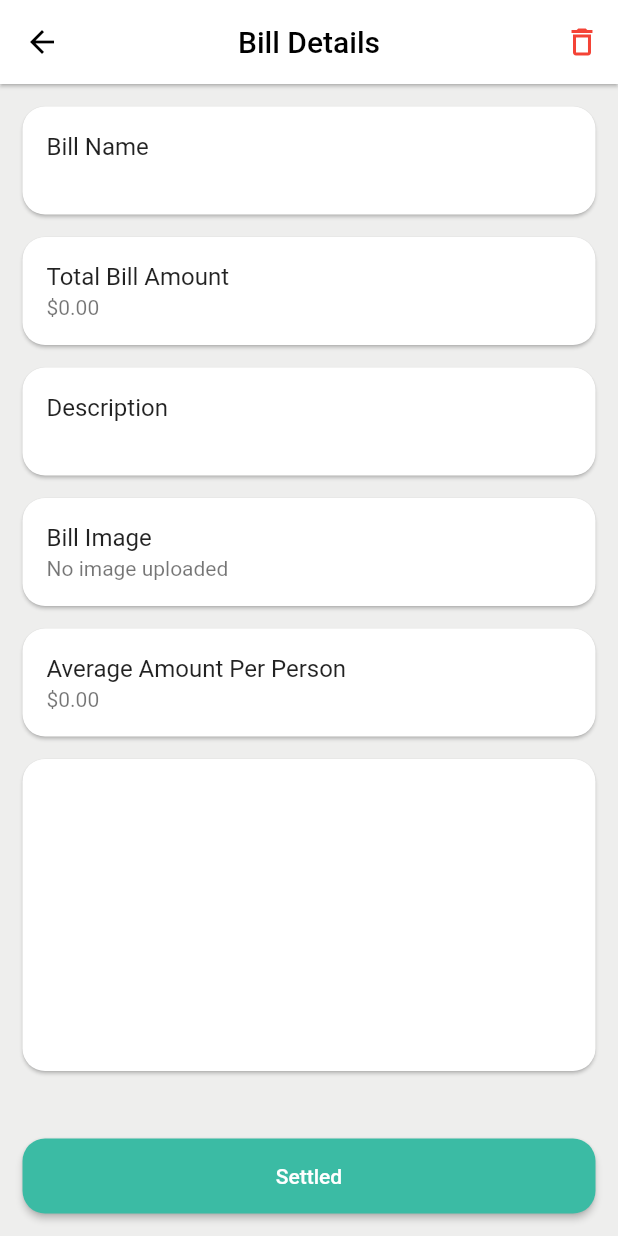
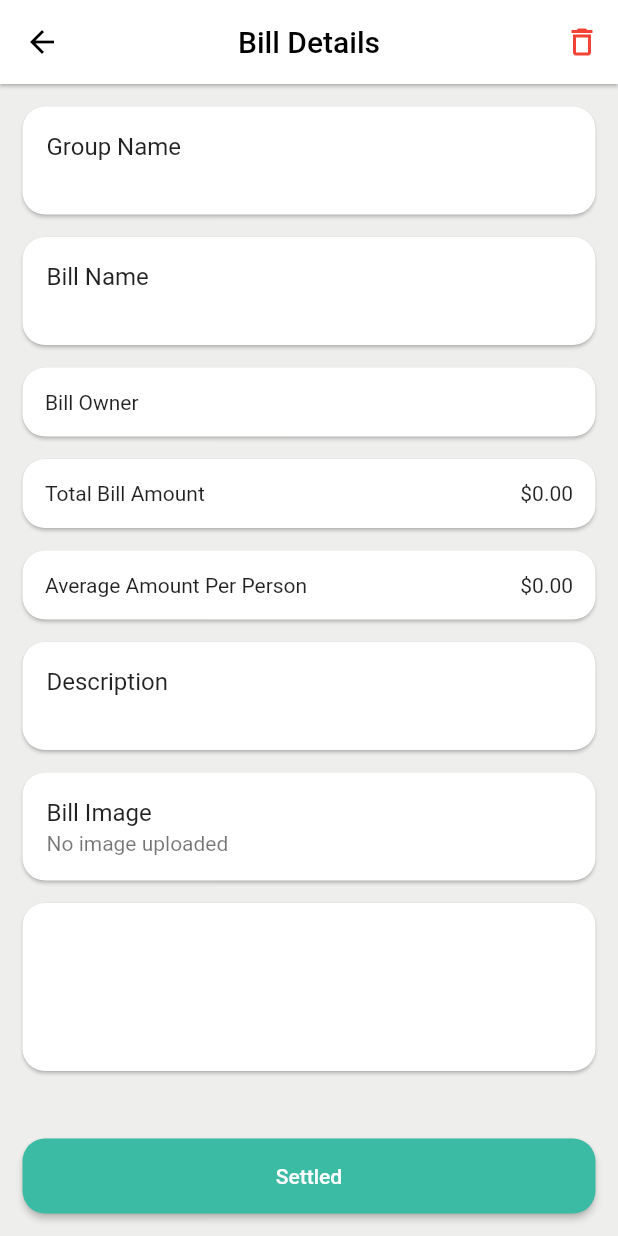
Before and after one commit to jakura987/ModernSpiltBill, a Flutter app: the BillDetailPage screen opened directly with empty values, on a phone screen of 412 x 824 dp. Run offline on Flutter 3.47's test engine with Material 2 defaults, Android fonts, the phone set to English and light mode, and no system bars; our stand-ins replace cloud_firestore, firebase_auth, firebase_core, firebase_storage, fl_chart, flutter_image_compress and 2 more; accounts and stored records are empty.

Commit message:
add shake detect & bill owner

```diff
--- a/lib/main_module/bill_detail_page.dart
+++ b/lib/main_module/bill_detail_page.dart
@@ -18,16 +18,22 @@ class BillDetailPage extends StatelessWidget {
         content: Text("Are you sure you want to delete this bill?"),
         actions: [
           TextButton(
-            child: Text("Cancel", style: TextStyle(color: Palette.secondaryColor)),
+            child:
+                Text("Cancel", style: TextStyle(color: Palette.secondaryColor)),
             onPressed: () {
-              Navigator.pop(context, false); // Returns false to the calling method
+              Navigator.pop(
+                  context, false); // Returns false to the calling method
             },
           ),
           TextButton(
             child: Text("Delete", style: TextStyle(color: Colors.red)),
             onPressed: () async {
-              await FirebaseFirestore.instance.collection('bills').doc(bill.documentId).delete();
-              Navigator.pop(context, true); // Returns true to the calling method
+              await FirebaseFirestore.instance
+                  .collection('bills')
+                  .doc(bill.documentId)
+                  .delete();
+              Navigator.pop(
+                  context, true); // Returns true to the calling method
               Navigator.pop(context); // Close the current page after deletion
             },
           ),
@@ -41,7 +47,8 @@ class BillDetailPage extends StatelessWidget {
       context: context,
       builder: (context) => Dialog(
         child: GestureDetector(
-          onTap: () => Navigator.pop(context), // Close the dialog when the image is tapped
+          onTap: () => Navigator.pop(context),
+          // Close the dialog when the image is tapped
           child: Image.network(imageUrl, fit: BoxFit.cover),
         ),
       ),
@@ -53,7 +60,8 @@ class BillDetailPage extends StatelessWidget {
     UserModel userModel = Provider.of<UserModel>(context, listen: false);
 
     // 更新Firestore中的数据
-    DocumentReference billRef = FirebaseFirestore.instance.collection('bills').doc(bill.documentId);
+    DocumentReference billRef =
+        FirebaseFirestore.instance.collection('bills').doc(bill.documentId);
     List<PersonStatus> updatedStatus = [];
 
     for (PersonStatus status in bill.peopleStatus) {
@@ -65,14 +73,12 @@ class BillDetailPage extends StatelessWidget {
     }
 
     await billRef.update({
-      'peopleStatus': updatedStatus.map((status) => {
-        'name': status.name,
-        'status': status.status
-      }).toList()
+      'peopleStatus': updatedStatus
+          .map((status) => {'name': status.name, 'status': status.status})
+          .toList()
     });
     Navigator.of(context).pop();
   }
-
 
   @override
   Widget build(BuildContext context) {
@@ -108,6 +114,18 @@ class BillDetailPage extends StatelessWidget {
           child: Column(
             crossAxisAlignment: CrossAxisAlignment.center,
             children: [
+              // Group Name Card
+              Card(
+                margin: EdgeInsets.only(bottom: 15),
+                shape: RoundedRectangleBorder(
+                  borderRadius: BorderRadius.circular(15),
+                ),
+                child: ListTile(
+                  title: Text('Group Name'),
+                  subtitle: Text(bill.groupName ??
+                      'Unknown'), // Use the groupName. If null, display 'Unknown'
+                ),
+              ),
               // Bill Name Card
               Card(
                 margin: EdgeInsets.only(bottom: 15),
@@ -119,15 +137,58 @@ class BillDetailPage extends StatelessWidget {
                   subtitle: Text(bill.name),
                 ),
               ),
+              // Bill Owner
+              Card(
+                margin: EdgeInsets.only(bottom: 15),
+                shape: RoundedRectangleBorder(
+                  borderRadius: BorderRadius.circular(15),
+                ),
+                child: Padding(
+                  padding: EdgeInsets.all(15.0),
+                  child: Row(
+                    children: [
+                      Text('Bill Owner'),
+                      Spacer(), // This will push the next Text to the end
+                      Text(bill.billOwner ?? 'Unknown',
+                          style: TextStyle(
+                              color: Palette.primaryColor,
+                              fontWeight: FontWeight.bold))
+                    ],
+                  ),
+                ),
+              ),
               // Total Bill Amount Card
               Card(
                 margin: EdgeInsets.only(bottom: 15),
                 shape: RoundedRectangleBorder(
                   borderRadius: BorderRadius.circular(15),
                 ),
-                child: ListTile(
-                  title: Text('Total Bill Amount'),
-                  subtitle: Text('\$${bill.price.toStringAsFixed(2)}'),
+                child: Padding(
+                  padding: EdgeInsets.all(15.0),
+                  child: Row(
+                    children: [
+                      Text('Total Bill Amount'),
+                      Spacer(), // This will push the next Text to the end
+                      Text('\$${bill.price.toStringAsFixed(2)}'),
+                    ],
+                  ),
+                ),
+              ),
+              // Average Amount Per Person Card
+              Card(
+                margin: EdgeInsets.only(bottom: 15),
+                shape: RoundedRectangleBorder(
+                  borderRadius: BorderRadius.circular(15),
+                ),
+                child: Padding(
+                  padding: EdgeInsets.all(15.0),
+                  child: Row(
+                    children: [
+                      Text('Average Amount Per Person'),
+                      Spacer(), // This will push the next Text to the end
+                      Text('\$${bill.AAPP.toStringAsFixed(2)}'),
+                    ],
+                  ),
                 ),
               ),
               // Description Card
@@ -155,15 +216,14 @@ class BillDetailPage extends StatelessWidget {
                       child: Text(
                         'Click to view image',
                         style: TextStyle(
-                          color: Palette.primaryColor,
-                          decoration: TextDecoration.underline,
-                          fontWeight: FontWeight.bold
-                        ),
+                            color: Palette.primaryColor,
+                            decoration: TextDecoration.underline,
+                            fontWeight: FontWeight.bold),
                       ),
                     ),
                   ),
                 ),
-            ] else ...[
+              ] else ...[
                 Card(
                   margin: EdgeInsets.only(bottom: 15),
                   shape: RoundedRectangleBorder(
@@ -176,17 +236,6 @@ class BillDetailPage extends StatelessWidget {
                 ),
               ],
 
-              // Average Amount Per Person Card
-              Card(
-                margin: EdgeInsets.only(bottom: 15),
-                shape: RoundedRectangleBorder(
-                  borderRadius: BorderRadius.circular(15),
-                ),
-                child: ListTile(
-                  title: Text('Average Amount Per Person'),
-                  subtitle: Text('\$${bill.AAPP.toStringAsFixed(2)}'),
-                ),
-              ),
               // People Status Card
               Expanded(
                 child: Card(
@@ -199,11 +248,15 @@ class BillDetailPage extends StatelessWidget {
                     itemBuilder: (context, index) {
                       return ListTile(
                         leading: CircleAvatar(
-                          backgroundColor: peopleStatus[index].status ? Colors.green : Colors.red,
-                          child: Text(peopleStatus[index].name[0], style: TextStyle(color: Colors.white)),
+                          backgroundColor: peopleStatus[index].status
+                              ? Colors.green
+                              : Colors.red,
+                          child: Text(peopleStatus[index].name[0],
+                              style: TextStyle(color: Colors.white)),
                         ),
                         title: Text(peopleStatus[index].name),
-                        subtitle: Text(peopleStatus[index].status ? "done" : "undone"),
+                        subtitle: Text(
+                            peopleStatus[index].status ? "done" : "undone"),
                       );
                     },
                   ),
--- a/lib/main_module/bill_page.dart
+++ b/lib/main_module/bill_page.dart
@@ -6,7 +6,7 @@ import '../constants/palette.dart';
 import 'bill_detail_page.dart';
 
 class Bill {
-  final String documentId; // <-- Add this
+  final String documentId;
   final String name;
   final double price;
   final DateTime dateTime;
@@ -14,10 +14,12 @@ class Bill {
   final String billDescription;
   final double AAPP;
   final List<PersonStatus> peopleStatus;
+  final String? groupName;
+  final String? billOwner;
   final String imageUrl;
 
   Bill({
-    required this.documentId, // <-- Add this
+    required this.documentId,
     required this.name,
     required this.price,
     required this.dateTime,
@@ -25,6 +27,8 @@ class Bill {
     required this.billDescription,
     required this.AAPP,
     required this.peopleStatus,
+    required this.groupName,
+    required this.billOwner,
     required this.imageUrl,
   });
 
@@ -74,7 +78,6 @@ class _ShowBillState extends State<BillPage>
     super.didChangeDependencies();
   }
 
-
   final FirebaseFirestore _firestore = FirebaseFirestore.instance;
   final CollectionReference bills = FirebaseFirestore.instance.collection(
       'bills');
@@ -119,45 +122,11 @@ class _ShowBillState extends State<BillPage>
         ],
       ),
     );
-
-    // body: StreamBuilder<QuerySnapshot>(
-    //   stream: _firestore.collection('bills').where('peopleName', arrayContains: userModel.userName).snapshots(),
-    //   builder: (BuildContext context, AsyncSnapshot<QuerySnapshot> snapshot) {
-    //     if (snapshot.hasError) {
-    //       return Center(child: Text('Something went wrong'));
-    //     }
-    //
-    //     if (snapshot.connectionState == ConnectionState.waiting) {
-    //       return Center(child: CircularProgressIndicator());
-    //     }
-    //
-    //     return ListView(
-    //       children: snapshot.data!.docs.map((DocumentSnapshot document) {
-    //         Map<String, dynamic> data = document.data() as Map<String, dynamic>;
-    //         return BillBox(
-    //           bill: Bill(
-    //             documentId: document.id,  // <-- Add this
-    //             name: data['billName'] ?? "Unknown",
-    //             price: data['billPrice']?.toDouble() ?? 0.0,
-    //             dateTime: (data['billDate'] as Timestamp?)?.toDate() ?? DateTime.now(),
-    //             numberOfPeople: data['peopleNumber']?.toInt() ?? 0,
-    //             billDescription: data['billDescription'] ?? "Description not provided",
-    //             AAPP: data['AAPP']?.toDouble() ?? 0.0,
-    //             peopleStatus: data['peopleStatus'] != null ? parsePersonStatus(data['peopleStatus']) : [],
-    //           ),
-    //         );
-    //       }).toList(),
-    //     );
-    //   },
-    // ),
   }
 
   Widget _buildBillList(UserModel userModel, bool? isFinished) {
     return StreamBuilder<QuerySnapshot>(
-      stream: _firestore.collection('bills').where(
-        'peopleName',
-        arrayContains: userModel.userName,
-      ).snapshots(),
+      stream: _firestore.collection('bills').snapshots(),
       builder: (BuildContext context, AsyncSnapshot<QuerySnapshot> snapshot) {
         if (snapshot.hasError) {
           return Center(child: Text('Something went wrong'));
@@ -177,13 +146,13 @@ class _ShowBillState extends State<BillPage>
           Map<String, dynamic> data = document.data() as Map<String, dynamic>;
           List<PersonStatus> personStatuses = parsePersonStatus(
               data['peopleStatus'] ?? []);
+          if ((data['peopleName'] as List).contains(userModel.userName) || data['billOwner'] == userModel.userName) {
             if (isFinished == null ||
                 personStatuses.any((status) => status.name ==
                     userModel.userName && status.status == isFinished)) {
               return BillBox(
                 bill: Bill(
                   documentId: document.id,
-                // <-- Add this
                   name: data['billName'] ?? "Unknown",
                   price: data['billPrice']?.toDouble() ?? 0.0,
                   dateTime: (data['billDate'] as Timestamp?)?.toDate() ??
@@ -194,9 +163,14 @@ class _ShowBillState extends State<BillPage>
                   AAPP: data['AAPP']?.toDouble() ?? 0.0,
                   peopleStatus: data['peopleStatus'] != null ? parsePersonStatus(
                       data['peopleStatus']) : [],
+                  groupName: data['groupName'] ?? "Unknown",
+                  billOwner: data['billOwner'] ?? "Unknown",
                   imageUrl: data['imageUrl'] ?? "",
                 ),
               );
+            } else {
+              return null;
+            }
           } else {
             return null;
           }
@@ -206,6 +180,7 @@ class _ShowBillState extends State<BillPage>
       },
     );
   }
+
 }
 
 
--- a/pubspec.yaml
+++ b/pubspec.yaml
@@ -42,6 +42,7 @@ dependencies:
   image: "^4.1.3"
   fl_chart: "^0.40.0"
   intl: ^0.18.1
+  sensors: ^2.0.3
 
   # The following adds the Cupertino Icons font to your application.
   # Use with the CupertinoIcons class for iOS style icons.
```
Also changed, not shown: lib/main_module/create_bill.dart (+42 -7 lines), lib/main_module/me_page.dart (+67 -20 lines), assets/images/logo.png, pubspec.lock, 5 other files. Lines whose indentation alone changed are shown as unchanged.
